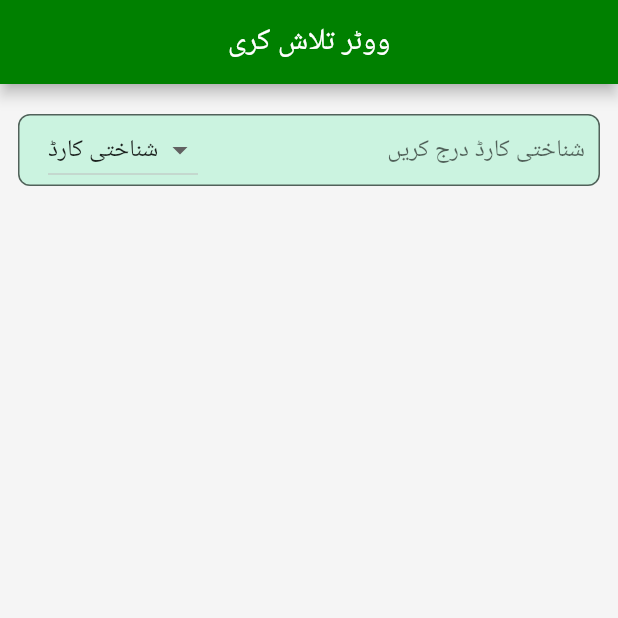
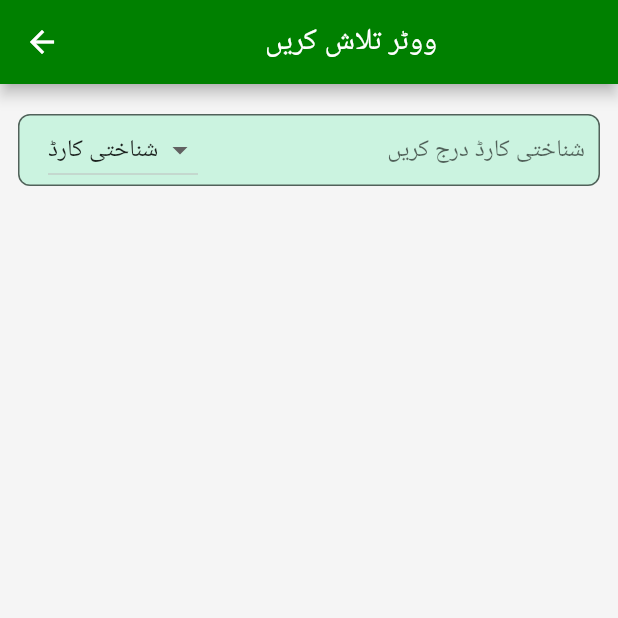
Before and after one commit to usamamalik3/voter_record, a Flutter app: the MemberSearch screen opened directly, on a phone screen of 412 x 824 dp, the top half of it. Run offline on Flutter 3.47's test engine with Material 2 defaults, Android fonts, the phone set to English and light mode, and no system bars; our stand-ins replace cloud_firestore, dio, firebase_auth, firebase_core, firebase_storage, flutter_bloc and 10 more; missing offline and left inert: animated_segmented_tab_control, flutter_email_sender, horizontal_data_table, syncfusion_flutter_pdfviewer; accounts and stored records are empty.

Commit message:
Member search updated

```diff
--- a/lib/main.dart
+++ b/lib/main.dart
@@ -63,14 +63,13 @@ class MyApp extends StatelessWidget {
                   elevation: 3,
                   minimumSize: const Size(300, 45))),
           inputDecorationTheme: InputDecorationTheme(
-
               filled: true,
               fillColor: Colors.greenAccent.withOpacity(.3),
               border: OutlineInputBorder(
                   borderRadius: BorderRadius.circular(12),
                   borderSide: BorderSide.none)),
           appBarTheme: const AppBarTheme(backgroundColor: Color(0Xff008000))),
-      home:    MemberSearch(),
+      home:    DashBoard(),
     );
   }
 }
--- a/lib/screens/Documents/pdf_viewer_page.dart
+++ b/lib/screens/Documents/pdf_viewer_page.dart
@@ -3,7 +3,7 @@ import 'package:http/http.dart' as http;
 import 'package:firebase_storage/firebase_storage.dart';
 import 'package:flutter/foundation.dart';
 import 'package:flutter/material.dart';
-import 'package:flutter_pdfview/flutter_pdfview.dart';
+
 import 'package:path/path.dart';
 import 'package:path_provider/path_provider.dart';
 import 'package:dio/dio.dart';
--- a/lib/screens/PartyForm/search.dart
+++ b/lib/screens/PartyForm/search.dart
@@ -37,7 +37,7 @@ class _MemberSearchState extends State<MemberSearch> {
       backgroundColor: Colors.grey.shade100,
       appBar: AppBar(
         backgroundColor: const Color(0Xff008000),
-        title: const Center(child: Text("ووٹر تلاش کری")),
+        title: const Center(child: Text("ووٹر تلاش کریں")),
       ),
       body: Padding(
         padding: const EdgeInsets.symmetric(horizontal: 12).copyWith(top: 20),
--- a/lib/screens/TanzeemSazi/15rukniBody/tabledata.dart
+++ b/lib/screens/TanzeemSazi/15rukniBody/tabledata.dart
@@ -31,8 +31,8 @@ class _TableDataState extends State<TableData> {
       body: Directionality(
         textDirection: TextDirection.rtl,
         child: SfDataGrid(
-           horizontalScrollPhysics: AlwaysScrollableScrollPhysics(),
-          verticalScrollPhysics: AlwaysScrollableScrollPhysics(),
+           horizontalScrollPhysics: const AlwaysScrollableScrollPhysics(),
+          verticalScrollPhysics: const AlwaysScrollableScrollPhysics(),
           source: _employeeDataSource,
           allowEditing: true,
           selectionMode: SelectionMode.single,
--- a/lib/utils/list_utils.dart
+++ b/lib/utils/list_utils.dart
@@ -164,7 +164,9 @@ List<Items> tanzeemSaziList = [
         Icons.card_membership,
         size: 30,
       ),
-      onPressed: (context) {}),
+      onPressed: (context) {
+        Navigator.pushNamed(context, '/membersearch');
+      }),
   Items(
       title: "تحریکی نوٹس بورڈ",
       icon: const Icon(
--- a/lib/utils/search_filtters.dart
+++ b/lib/utils/search_filtters.dart
@@ -21,7 +21,7 @@ getFliterName(Filters filters) {
     case Filters.byGender:
       return "صنف";
     case Filters.byPolingstion:
-      return "پولنگشن";
+      return "پولنگ اسٹیشن";
     case Filters.bySerialNo:
       return "سیریل نمبر";
   }
--- a/pubspec.yaml
+++ b/pubspec.yaml
@@ -51,11 +51,11 @@ dependencies:
   uuid: ^3.0.7
 
   shimmer: ^2.0.0
-  flutter_pdfview: ^1.2.5
+
   dio: ^4.0.6
   permission_handler: ^10.2.0
   syncfusion_flutter_pdfviewer: ^20.3.58
-  advance_pdf_viewer: ^2.0.1
+
 
 
 dev_dependencies:
```
Also changed, not shown: lib/configs/routes.dart (+7 -0 lines), lib/screens/TanzeemSazi/employee_datasource.dart (+5 -4 lines), lib/screens/signin.dart (+3 -6 lines), assets/images/crane.png (added), pubspec.lock, 1 other file.
